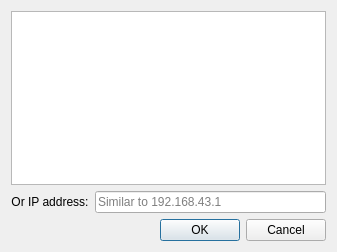
Before: the Qt Designer form src/ui/DeviceChooserDialog.ui in trebleshot/desktop, drawn with Qt 5.
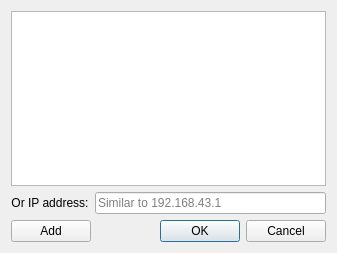
After: the same form once the commit is applied.

The edit to the form file:
```diff
--- a/src/ui/DeviceChooserDialog.ui
+++ b/src/ui/DeviceChooserDialog.ui
@@ -7,7 +7,7 @@
     <x>0</x>
     <y>0</y>
     <width>337</width>
-    <height>252</height>
+    <height>253</height>
    </rect>
   </property>
   <property name="windowTitle">
@@ -46,6 +46,15 @@
     </layout>
    </item>
    <item>
+    <layout class="QHBoxLayout" name="horizontalLayout_2">
+     <item>
+      <widget class="QPushButton" name="addDeviceButton">
+       <property name="text">
+        <string>Add</string>
+       </property>
+      </widget>
+     </item>
+     <item>
     <widget class="QDialogButtonBox" name="buttonBox">
      <property name="orientation">
       <enum>Qt::Horizontal</enum>
@@ -57,6 +66,8 @@
       <bool>false</bool>
      </property>
     </widget>
+     </item>
+    </layout>
    </item>
   </layout>
  </widget>
```
Lines whose indentation alone changed are shown as unchanged.
